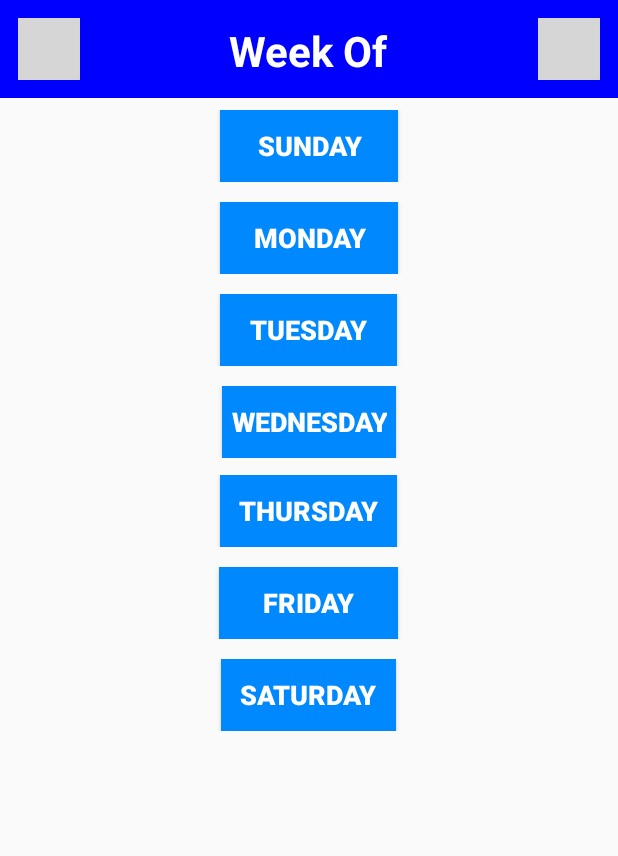
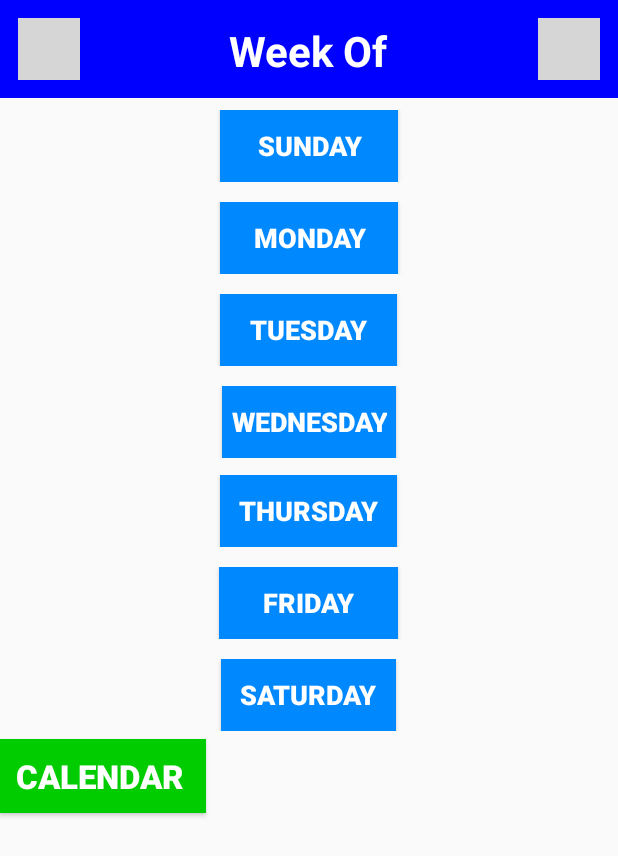
Before and after one commit to halfoff/SE3354-Calendar, an Android app: the layout activity_week_view.xml on its own in the app's theme, with its tools: preview values and no code run, on a phone screen of 412 x 824 dp. Shown: the top 856 px of the screen. Run offline under Robolectric (Android 15) with nearby library versions, the phone set to English and light mode, and no system bars; grey boxes are pictures that could not be loaded.

Commit message:
Working buttons for going to and returning from WeekViewActivity

```diff
--- a/app/src/main/AndroidManifest.xml
+++ b/app/src/main/AndroidManifest.xml
@@ -22,6 +22,8 @@
         </activity>
         <activity android:name="com.example.lee.calendar.AddEventActivity"
             android:label="AddEventActivity"></activity>
+        <activity android:name="com.example.lee.calendar.WeekViewActivity"
+            android:label="WeekViewActivity"></activity>
     </application>
 
 </manifest>
--- a/app/src/main/java/com/example/lee/calendar/CalendarCollect.java
+++ b/app/src/main/java/com/example/lee/calendar/CalendarCollect.java
@@ -17,7 +17,7 @@ public class CalendarCollect
         } else {
             for(CalendarEvent calEvent : events_on_date) {
                 //TODO: formatting for individual events
-                this.event_message += calEvent.getTitle() + "\n";
+                this.event_message += calEvent.getTitle() +" " +calEvent.getStartTime()+" - "+calEvent.getEndTime()+ "\n";
             }
         }
 
--- a/app/src/main/res/layout/activity_week_view.xml
+++ b/app/src/main/res/layout/activity_week_view.xml
@@ -206,5 +206,14 @@
                 android:textSize="18sp"
                 android:textStyle="bold" />
         </TableRow>
-
+    <Button
+        android:id="@+id/btn_calendarReturn"
+        android:layout_width="wrap_content"
+        android:layout_height="wrap_content"
+        android:background="#00CC00"
+        android:padding="10dp"
+        android:text="Calendar "
+        android:textColor="#FFFFFF"
+        android:textSize="22sp"
+        android:textStyle="bold" />
     </LinearLayout>
```
Also changed, not shown: app/src/main/java/com/example/lee/calendar/Calendar.java (+13 -0 lines), app/src/main/java/com/example/lee/calendar/CalendarEvent.java (+7 -0 lines), app/src/main/java/com/example/lee/calendar/WeekViewActivity.java (added, +48 -0 lines).
